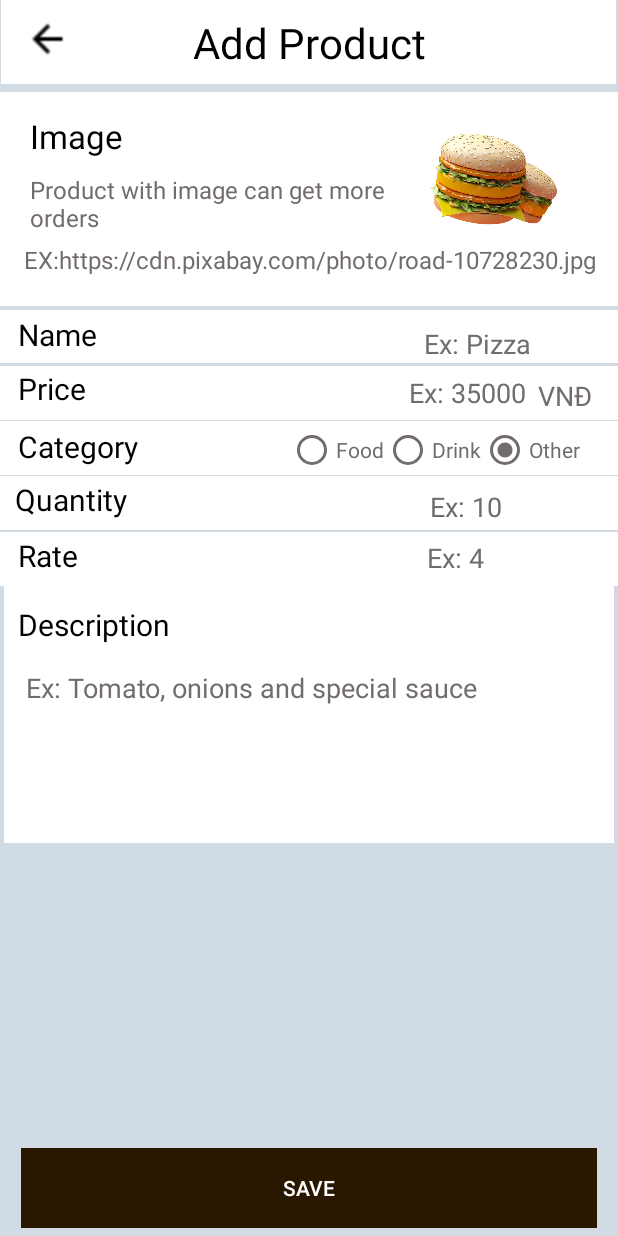
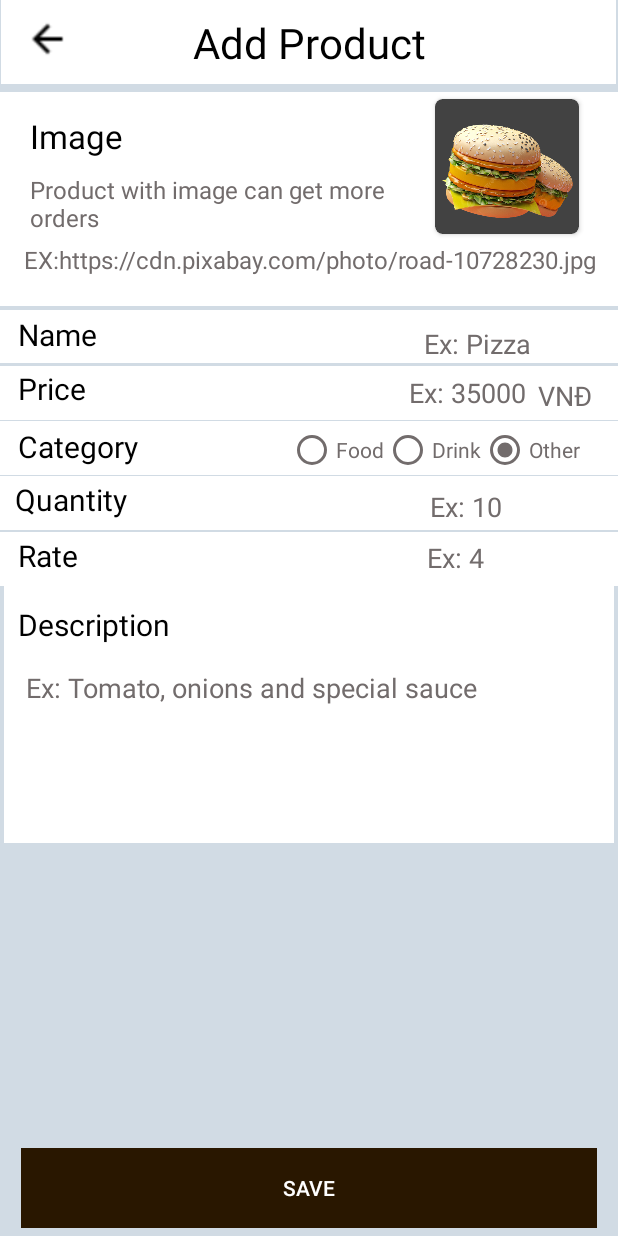
Before and after one commit to flawless191/CheetahFoodOrdering_Group6, an Android app: the AddProductActivity screen opened directly, with no data from a screen before it, on a phone screen of 412 x 824 dp. Run offline under Robolectric (Android 15) with nearby library versions, the phone set to English and light mode, and no system bars.

Commit message:
update image product with card view

```diff
--- a/app/src/main/java/com/example/cheetahfoodordering/MainActivity.java
+++ b/app/src/main/java/com/example/cheetahfoodordering/MainActivity.java
@@ -179,7 +179,6 @@ public class MainActivity extends AppCompatActivity {
         // check old user cart check out or not
         // if check out then create a new cart
         if(order==null){
-            Toast.makeText(this, "This is null!", Toast.LENGTH_SHORT).show();
             Order orderInsert = new Order();
             orderInsert.setUser_id(user.user_id);
             orderInsert.setIsCheckOut(0);
--- a/app/src/main/res/layout/fragment_add_item.xml
+++ b/app/src/main/res/layout/fragment_add_item.xml
@@ -214,15 +214,25 @@
         app:layout_constraintStart_toStartOf="@+id/imageView25"
         app:layout_constraintTop_toBottomOf="@+id/textView13" />
 
-    <ImageView
-        android:id="@+id/img_item_manage"
+    <androidx.cardview.widget.CardView
         android:layout_width="96dp"
-        android:layout_height="93dp"
-        android:layout_marginTop="14dp"
-        android:layout_marginEnd="35dp"
+        android:layout_height="90dp"
+        android:layout_marginTop="10dp"
+        android:layout_marginEnd="26dp"
+        app:cardCornerRadius="5dp"
         app:layout_constraintEnd_toEndOf="@+id/imageView25"
-        app:layout_constraintTop_toBottomOf="@+id/toolbar"
-        app:srcCompat="@drawable/pngtree_hamburger_png_image_5966599_removebg_preview" />
+        app:layout_constraintTop_toBottomOf="@+id/toolbar">
+
+        <ImageView
+            android:id="@+id/img_item_manage"
+            android:layout_width="match_parent"
+            android:layout_height="match_parent"
+            android:scaleType="centerCrop"
+
+            app:layout_constraintEnd_toEndOf="@+id/imageView25"
+            app:layout_constraintTop_toBottomOf="@+id/toolbar"
+            app:srcCompat="@drawable/pngtree_hamburger_png_image_5966599_removebg_preview" />
+    </androidx.cardview.widget.CardView>
 
     <Button
         android:id="@+id/btn_add"
```
Also changed, not shown: app/src/main/java/com/example/cheetahfoodordering/adapters/ItemFavoriteAdapter.java (+1 -6 lines), app/src/main/res/layout/fragment_edit_item.xml (+16 -7 lines), app/src/main/res/layout/item.xml (+23 -13 lines), app/src/main/res/layout/item_cart.xml (+12 -2 lines), app/src/main/res/layout/item_favorite.xml (+11 -4 lines), app/src/main/res/layout/item_manage.xml (+15 -3 lines), app/src/main/res/layout/item_order.xml (+11 -2 lines).
